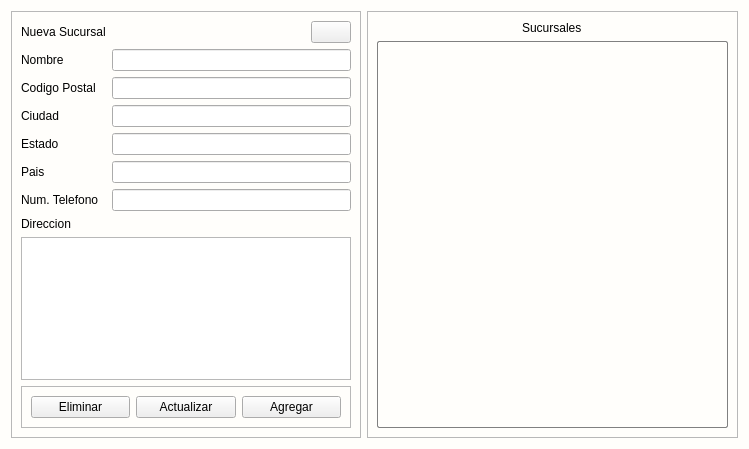
Above: app/View/UserInterfaceUi/UI_CONTROL_SUCURSALES.ui from LAngelVp/software-punto-de-venta before the change. Below: the same form after it.
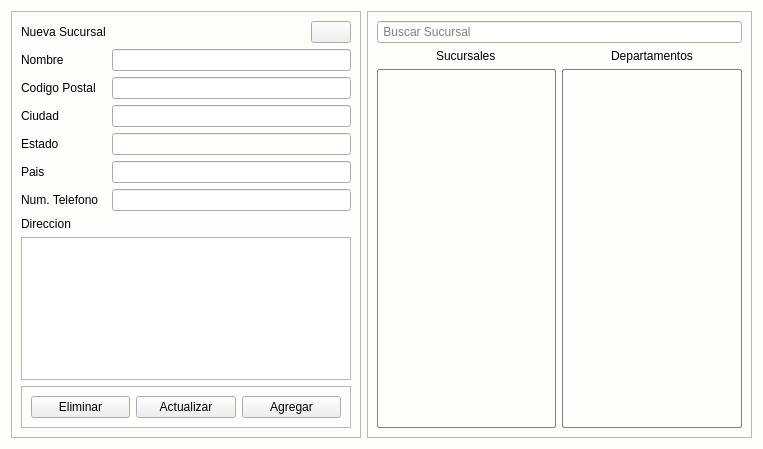
That is the form after the change. Icons and pictures are not drawn.

The edit to the form file:
```diff
--- a/app/View/UserInterfaceUi/UI_CONTROL_SUCURSALES.ui
+++ b/app/View/UserInterfaceUi/UI_CONTROL_SUCURSALES.ui
@@ -6,7 +6,7 @@
    <rect>
     <x>0</x>
     <y>0</y>
-    <width>749</width>
+    <width>763</width>
     <height>449</height>
    </rect>
   </property>
@@ -155,14 +155,14 @@
       <enum>QFrame::Raised</enum>
      </property>
      <layout class="QGridLayout" name="gridLayout_3">
-      <item row="0" column="0" alignment="Qt::AlignHCenter">
+      <item row="1" column="0" alignment="Qt::AlignHCenter">
        <widget class="QLabel" name="etiquetasubtitulo_sucursales">
         <property name="text">
          <string>Sucursales</string>
         </property>
        </widget>
       </item>
-      <item row="1" column="0">
+      <item row="2" column="0">
        <widget class="QListWidget" name="lista_sucursales">
         <property name="minimumSize">
          <size>
@@ -178,6 +178,23 @@
         </property>
        </widget>
       </item>
+      <item row="2" column="1">
+       <widget class="QListWidget" name="lista_departamentosasociados"/>
+      </item>
+      <item row="0" column="0" colspan="2">
+       <widget class="QLineEdit" name="txt_buscarsucursales">
+        <property name="placeholderText">
+         <string> Buscar Sucursal</string>
+        </property>
+       </widget>
+      </item>
+      <item row="1" column="1" alignment="Qt::AlignHCenter">
+       <widget class="QLabel" name="etiquetasubtitulo_departamentosasociados">
+        <property name="text">
+         <string>Departamentos</string>
+        </property>
+       </widget>
+      </item>
      </layout>
     </widget>
    </item>
```
